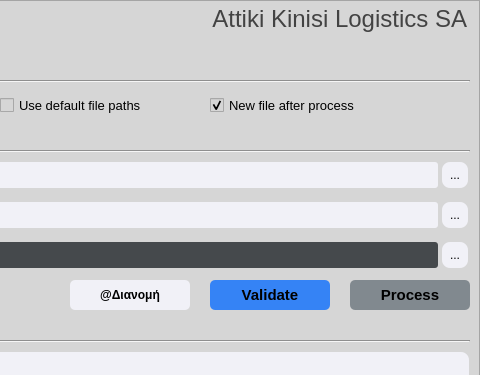
This is gui/ui_resources/aztool_akl_gui.ui in kosazna/atakl as Qt 5 draws it before an edit; both pictures show x 320 to 800 and y 0 to 375 of the 800 by 574 pixel window. The edited form follows.
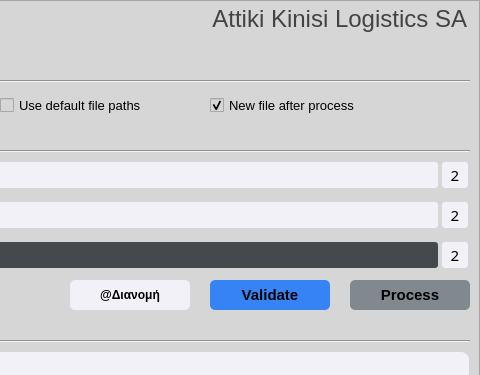
This is the edited form.

The edit to the form file:
```diff
--- a/gui/ui_resources/aztool_akl_gui.ui
+++ b/gui/ui_resources/aztool_akl_gui.ui
@@ -815,15 +815,22 @@
        <height>30</height>
       </rect>
      </property>
+     <property name="font">
+      <font>
+       <family>Webdings</family>
+       <pointsize>11</pointsize>
+      </font>
+     </property>
      <property name="styleSheet">
       <string notr="true">background-color: rgba(248, 248, 255, 0.8);
+font-family: &quot;Webdings&quot;;
 border-width:4px;
 border-color:black;
 border-style:offset;
-border-radius:10px;</string>
+border-radius:5px;</string>
      </property>
      <property name="text">
-      <string>...</string>
+      <string>2</string>
      </property>
     </widget>
     <widget class="QToolButton" name="browse_db_data">
@@ -835,15 +842,22 @@
        <height>30</height>
       </rect>
      </property>
+     <property name="font">
+      <font>
+       <family>Webdings</family>
+       <pointsize>11</pointsize>
+      </font>
+     </property>
      <property name="styleSheet">
       <string notr="true">background-color: rgba(248, 248, 255, 0.8);
+font-family: &quot;Webdings&quot;;
 border-width:4px;
 border-color:black;
 border-style:offset;
-border-radius:10px;</string>
+border-radius:5px;</string>
      </property>
      <property name="text">
-      <string>...</string>
+      <string>2</string>
      </property>
     </widget>
     <widget class="QTextEdit" name="text_general">
@@ -960,15 +974,22 @@
        <height>30</height>
       </rect>
      </property>
+     <property name="font">
+      <font>
+       <family>Webdings</family>
+       <pointsize>11</pointsize>
+      </font>
+     </property>
      <property name="styleSheet">
       <string notr="true">background-color: rgba(248, 248, 255, 0.8);
+font-family: &quot;Webdings&quot;;
 border-width:4px;
 border-color:black;
 border-style:offset;
-border-radius:10px;</string>
+border-radius:5px;</string>
      </property>
      <property name="text">
-      <string>...</string>
+      <string>2</string>
      </property>
     </widget>
     <widget class="QToolButton" name="button_validate_data">
```
